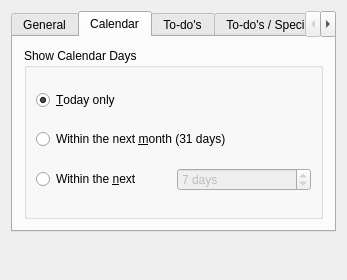
Qt form kontact/plugins/planner/plannerconfig_base.ui (chusopr/kdepim-ktimetracker-akonadi) before a commit.
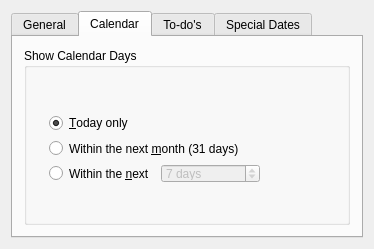
The same form after that commit. The open tabs and pages were chosen to show the change. Custom widgets are drawn as their Qt base class.

Commit message: Cleanup the KCM layout Use KTabWidget instead of QTabWidget no longer need the KAcceleratorManager since we are using KTabWidget.

Patch:
```diff
--- a/kontact/plugins/planner/plannerconfig_base.ui
+++ b/kontact/plugins/planner/plannerconfig_base.ui
@@ -7,8 +7,8 @@
    <rect>
     <x>0</x>
     <y>0</y>
-    <width>340</width>
-    <height>280</height>
+    <width>374</width>
+    <height>249</height>
    </rect>
   </property>
   <property name="sizePolicy" >
@@ -116,14 +116,17 @@
          <property name="title" >
           <string>Show Calendar Days</string>
          </property>
-         <layout class="QGridLayout" name="_2" >
-          <property name="margin" >
-           <number>9</number>
+         <widget class="QWidget" name="" >
+          <property name="geometry" >
+           <rect>
+            <x>14</x>
+            <y>54</y>
+            <width>233</width>
+            <height>92</height>
+           </rect>
           </property>
-          <property name="spacing" >
-           <number>6</number>
-          </property>
-          <item row="0" column="0" colspan="2" >
+          <layout class="QVBoxLayout" name="verticalLayout_8" >
+           <item>
            <widget class="QRadioButton" name="mDateTodayButton" >
             <property name="text" >
              <string>&amp;Today only</string>
@@ -133,7 +136,7 @@
             </property>
            </widget>
           </item>
-          <item row="1" column="0" colspan="2" >
+           <item>
            <widget class="QRadioButton" name="mDateMonthButton" >
             <property name="text" >
              <string>Within the next &amp;month (31 days)</string>
@@ -143,7 +146,9 @@
             </property>
            </widget>
           </item>
-          <item row="2" column="0" >
+           <item>
+            <layout class="QHBoxLayout" name="horizontalLayout" >
+             <item>
            <widget class="QRadioButton" name="mDateRangeButton" >
             <property name="enabled" >
              <bool>true</bool>
@@ -156,7 +161,7 @@
             </property>
            </widget>
           </item>
-          <item row="2" column="1" >
+             <item>
            <widget class="QSpinBox" name="mCustomDays" >
             <property name="enabled" >
              <bool>false</bool>
@@ -182,7 +187,10 @@
            </widget>
           </item>
          </layout>
-        </widget>
+           </item>
+          </layout>
+         </widget>
+        </widget>
        </item>
       </layout>
      </widget>
@@ -262,7 +270,7 @@
        </rect>
       </property>
       <attribute name="title" >
-       <string>To-do's / Special Dates</string>
+       <string>Special Dates</string>
       </attribute>
       <layout class="QVBoxLayout" name="verticalLayout_3" >
        <item>
@@ -321,22 +329,17 @@
      </widget>
     </widget>
    </item>
-   <item>
-    <spacer name="verticalSpacer" >
-     <property name="orientation" >
-      <enum>Qt::Vertical</enum>
-     </property>
-     <property name="sizeHint" stdset="0" >
-      <size>
-       <width>20</width>
-       <height>40</height>
-      </size>
-     </property>
-    </spacer>
-   </item>
   </layout>
  </widget>
  <layoutdefault spacing="6" margin="11" />
+ <customwidgets>
+  <customwidget>
+   <class>KTabWidget</class>
+   <extends>QTabWidget</extends>
+   <header>ktabwidget.h</header>
+   <container>1</container>
+  </customwidget>
+ </customwidgets>
  <tabstops>
   <tabstop>mShowRecurrence</tabstop>
  </tabstops>
```
Left out of the diff: 61 changed lines with no effect on the pictures. Lines whose indentation alone changed are shown as unchanged. The commit also changes 1 other file.
